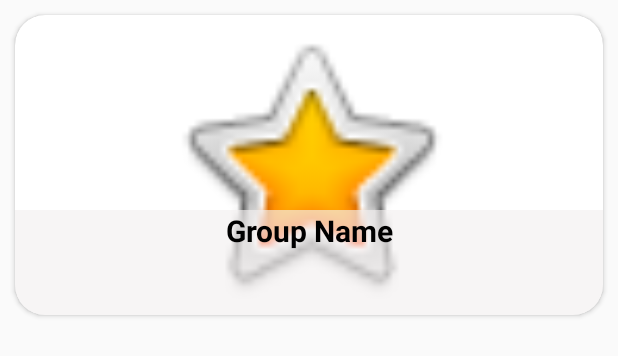
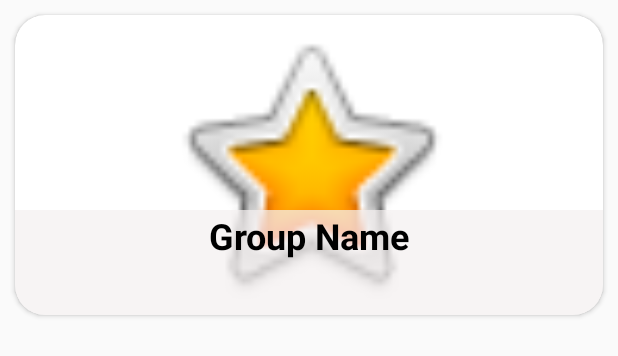
Before and after one commit to rileychin/greet-and-meet, an Android app: the layout row.xml on its own in the app's theme, with its tools: preview values and no code run, on a phone screen of 412 x 824 dp. Shown: the top 356 px of the screen. Run offline under Robolectric (Android 15) with nearby library versions, the phone set to English and light mode, and no system bars.

Commit message:
changed nav bar and buttons in main feed part 2

```diff
--- a/app/src/main/res/layout/row.xml
+++ b/app/src/main/res/layout/row.xml
@@ -35,12 +35,13 @@
             android:layout_width="match_parent"
             android:layout_height="wrap_content"
             android:layout_gravity="bottom"
-            android:background="#AAF4F0F0"
+            android:background="#BCF4F0F0"
             android:gravity="center"
             android:text="Group Name"
             android:textColor="#000000"
-            android:textSize="20sp"
+            android:textSize="25sp"
             android:textStyle="bold"
+            android:fontFamily="sans-serif"
             android:autoSizeTextType="uniform"
             android:autoSizeMinTextSize="20sp"
             android:autoSizeMaxTextSize="100sp"
@@ -52,12 +53,13 @@
             android:layout_height="match_parent"
             android:layout_gravity="bottom"
             android:textColor="#000000"
-            android:textStyle="bold"
-            android:background="#AAF4F0F0"
+            android:textStyle="italic"
+            android:background="#BCF4F0F0"
             android:gravity="center"
+                android:fontFamily="sans-serif"
                 android:autoSizeTextType="uniform"
                 android:autoSizeMinTextSize="12sp"
-                android:autoSizeMaxTextSize="20sp"
+                android:autoSizeMaxTextSize="15sp"
             android:autoSizeStepGranularity="1sp" />
 
 
```
